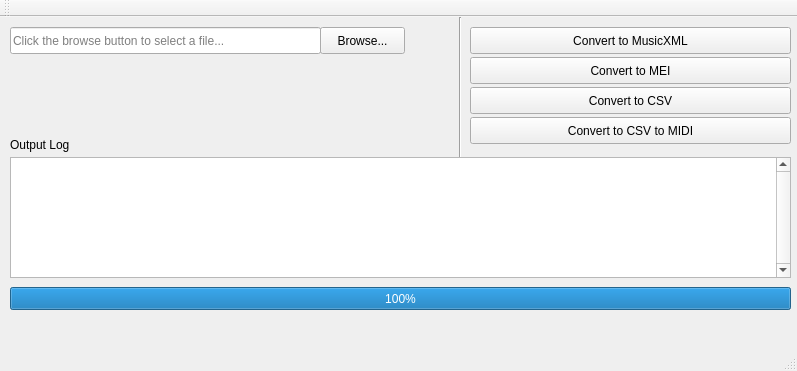
First picture: the form in MMM_GUI/mainwindow.ui, repository desmetr/MMM, before the edit.
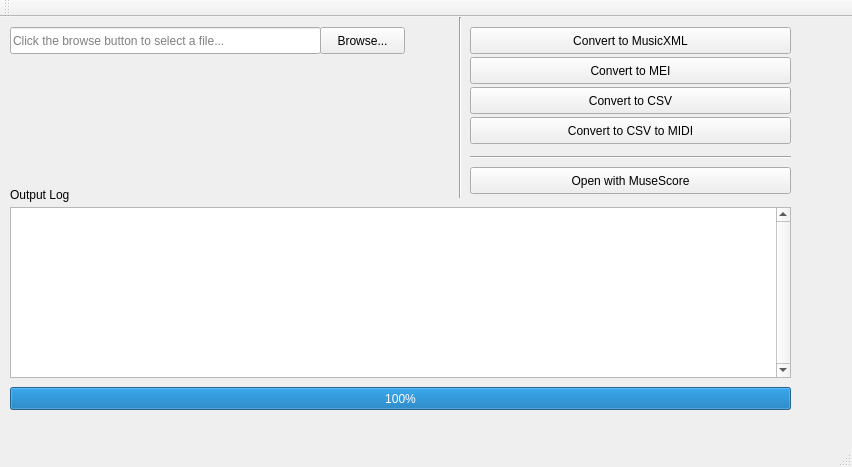
Second picture: the form after the edit.

Commit message: convert to CSV to MIDI buttin done, with system call. Started on the button to open some files with MuseScore, but I keep getting moc errors. Almost there :)

What changed in the file:
```diff
--- a/MMM_GUI/mainwindow.ui
+++ b/MMM_GUI/mainwindow.ui
@@ -6,8 +6,8 @@
    <rect>
     <x>0</x>
     <y>0</y>
-    <width>797</width>
-    <height>371</height>
+    <width>852</width>
+    <height>467</height>
    </rect>
   </property>
   <property name="sizePolicy">
@@ -59,7 +59,7 @@
     <property name="geometry">
      <rect>
       <x>10</x>
-      <y>120</y>
+      <y>170</y>
       <width>151</width>
       <height>16</height>
      </rect>
@@ -72,7 +72,7 @@
     <property name="geometry">
      <rect>
       <x>10</x>
-      <y>270</y>
+      <y>370</y>
       <width>781</width>
       <height>23</height>
      </rect>
@@ -87,7 +87,7 @@
       <x>450</x>
       <y>0</y>
       <width>21</width>
-      <height>141</height>
+      <height>181</height>
      </rect>
     </property>
     <property name="orientation">
@@ -159,9 +159,9 @@
     <property name="geometry">
      <rect>
       <x>10</x>
-      <y>140</y>
+      <y>190</y>
       <width>781</width>
-      <height>121</height>
+      <height>171</height>
      </rect>
     </property>
     <property name="verticalScrollBarPolicy">
@@ -174,6 +174,32 @@
      <bool>true</bool>
     </property>
    </widget>
+   <widget class="QPushButton" name="MuseScoreButton">
+    <property name="geometry">
+     <rect>
+      <x>470</x>
+      <y>150</y>
+      <width>321</width>
+      <height>27</height>
+     </rect>
+    </property>
+    <property name="text">
+     <string>Open with MuseScore</string>
+    </property>
+   </widget>
+   <widget class="Line" name="line_2">
+    <property name="geometry">
+     <rect>
+      <x>470</x>
+      <y>130</y>
+      <width>321</width>
+      <height>20</height>
+     </rect>
+    </property>
+    <property name="orientation">
+     <enum>Qt::Horizontal</enum>
+    </property>
+   </widget>
    <zorder>browseButton</zorder>
    <zorder>browseBox</zorder>
    <zorder>label</zorder>
```
Left out of the diff: 4 changed lines with no effect on the pictures. The commit also changes 15 other files.
